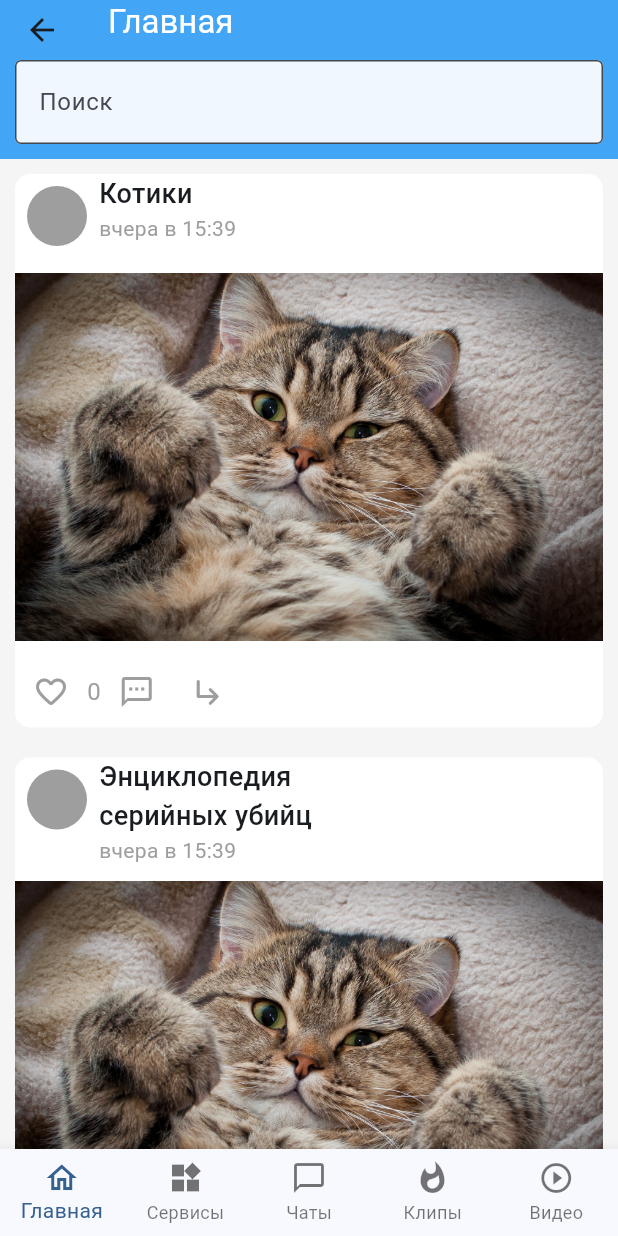
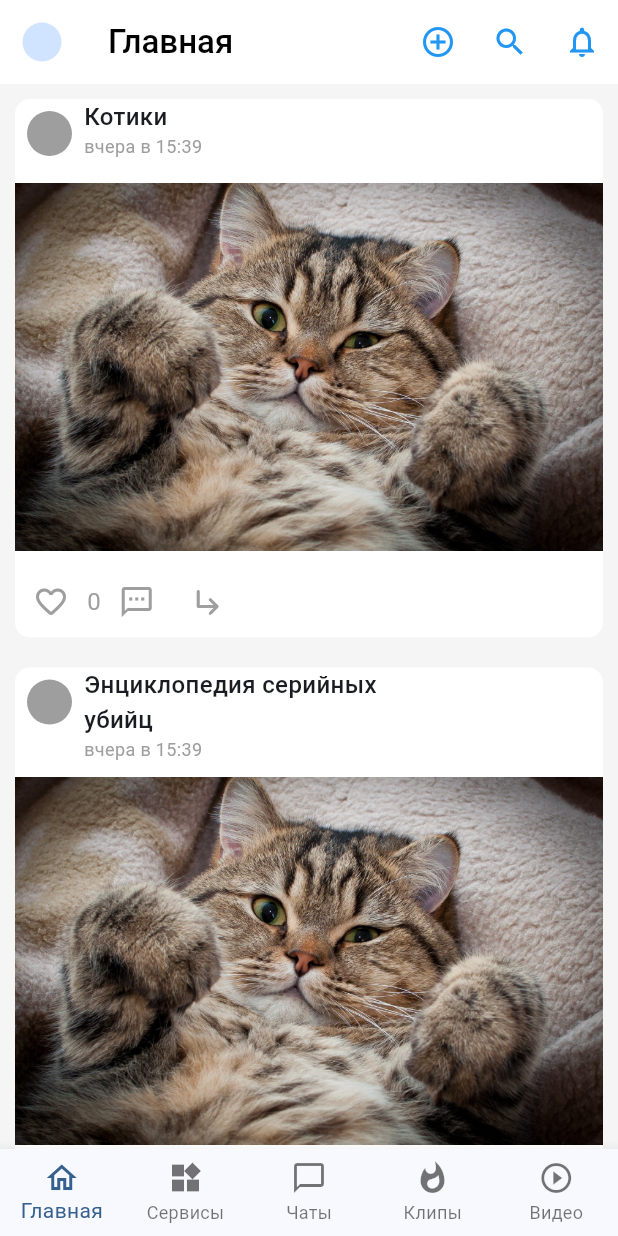
Before and after one commit to Juliiiis/VkTest, a Flutter app: the MainScreenWidget screen opened by its route, on a phone screen of 412 x 824 dp. Run offline on Flutter 3.47's test engine with Material 3 defaults, Android fonts, the light colour scheme and no system bars.

Commit message:
добавила ProfileWidget

```diff
--- a/lib/main.dart
+++ b/lib/main.dart
@@ -2,6 +2,7 @@ import 'package:flutter/material.dart';
 import 'package:vk/widgets/auth/auth_widget_login.dart';
 import 'package:vk/widgets/auth/auth_widget_password.dart';
 import 'package:vk/widgets/main_screen/main_screen_widget.dart';
+import 'package:vk/widgets/profile/profile_widget.dart';
 
 
 void main() {
@@ -23,6 +24,7 @@ class MyApp extends StatelessWidget {
        '/authLogin' : (context) => const AuthWidgetLogin(),
         '/authPassword' : (context) => const AuthWidgetPassword(),
         '/main_screen' : (context) => const MainScreenWidget(),
+        '/profile' : (context) => const ProfileWidget(),
       },
       initialRoute: '/authLogin',
     );
--- a/lib/widgets/main_screen/main_screen_widget.dart
+++ b/lib/widgets/main_screen/main_screen_widget.dart
@@ -84,6 +84,9 @@ class _MainScreenWidgetState extends State<MainScreenWidget> {
       _selectedTab = index;
     });
   }
+  void _onTabAvatar(){
+    Navigator.of(context).pushNamed('/profile');
+  }
 
   @override
   Widget build(BuildContext context) {
@@ -96,18 +99,43 @@ class _MainScreenWidgetState extends State<MainScreenWidget> {
           child: CustomScrollView(
             slivers: <Widget>[
               SliverAppBar(
+                leading: Padding(
+                  padding: const EdgeInsets.all(15.0),
+                  child: GestureDetector(
+                    onTap: _onTabAvatar,
+                      child: const CircleAvatar(),
+                  ),
+                ),
                 title: const Text(
                   'Главная',
                   style: TextStyle(
-                    color: Colors.white,
+                    color: Colors.black,
+                    fontWeight: FontWeight.w500,
                   ),
                 ),
                 floating: true,
                 flexibleSpace: Container(
-                  color: Colors.blue.shade400,
+                  color: Colors.white,
                 ),
-                bottom: PreferredSize(
-                  preferredSize: const Size.fromHeight(50),
+                actions:  <Widget>[
+                  IconButton(
+                    color: Colors.blue,
+                      onPressed: () {},
+                      icon: const Icon(Icons.add_circle_outline),
+                  ),
+                  IconButton(
+                    color: Colors.blue,
+                      onPressed: () {},
+                      icon: const Icon(Icons.search),
+                  ),
+                  IconButton(
+                    color: Colors.blue,
+                      onPressed: () {},
+                      icon: const Icon(Icons.notifications_none),
+                  ),
+                ],
+                /*bottom: PreferredSize(
+                  preferredSize: const Size.fromHeight(60),
                   child: Padding(
                     padding: const EdgeInsets.all(10.0),
                     child: TextField(
@@ -120,7 +148,7 @@ class _MainScreenWidgetState extends State<MainScreenWidget> {
                       ),
                     ),
                   ),
-                ),
+                ),*/
               ),
               SliverList(
                 delegate: SliverChildBuilderDelegate(
--- a/lib/widgets/news_item/news_item_widget.dart
+++ b/lib/widgets/news_item/news_item_widget.dart
@@ -37,8 +37,8 @@ class _NewsItemWidgetState extends State<NewsItemWidget> {
                   child: Padding(
                     padding: const EdgeInsets.all(8.0),
                     child: Container(
-                      width: 40,
-                      height: 40,
+                      width: 30,
+                      height: 30,
                       decoration: const BoxDecoration(
                           shape: BoxShape.circle,
                           color: Colors.grey
@@ -53,12 +53,13 @@ class _NewsItemWidgetState extends State<NewsItemWidget> {
                     children: [
                       Text(news.title,
                         style: const TextStyle(
-                            fontSize: 18,
+                            fontSize: 16,
                             fontWeight: FontWeight.w500
                         ),
                       ),
                       Text(news.time,
                         style: const TextStyle(
+                          fontSize: 12,
                             color: Colors.grey
                         ),
                       ),
```
Also changed, not shown: lib/widgets/profile/profile_widget.dart (added, +94 -0 lines).
